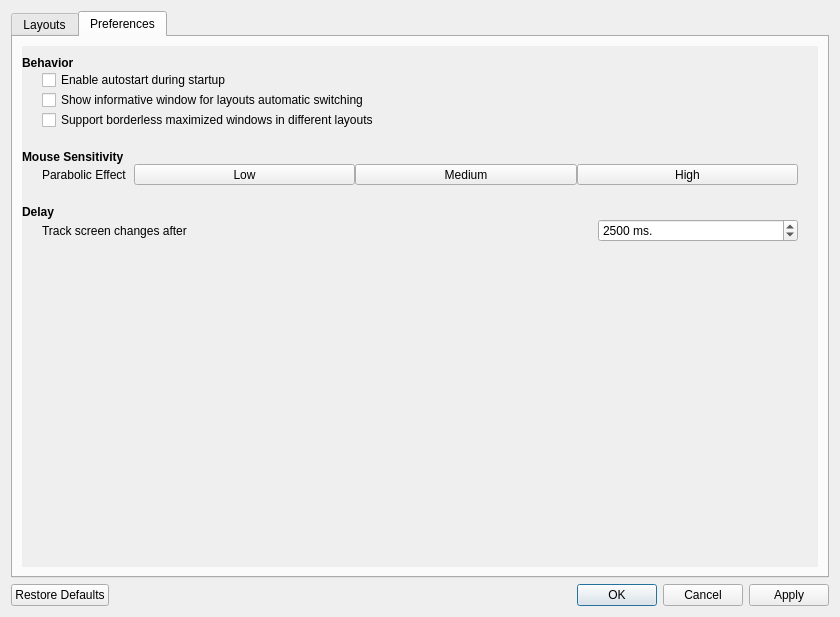
The window that app/settingsdialog.ui (KDE/latte-dock) describes before a commit, drawn with Qt 5.
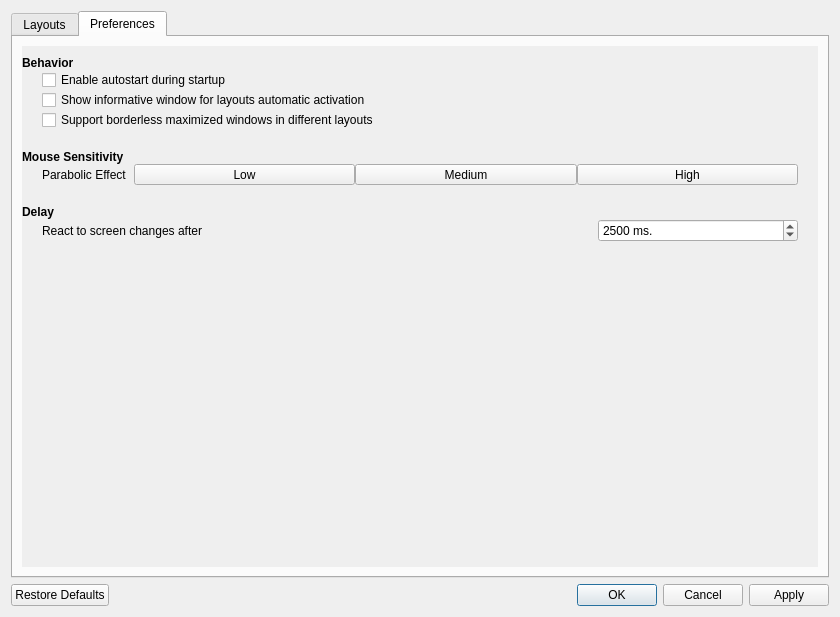
The same window after the commit. The open tabs and pages were chosen to show the change. Icons and pictures are not drawn.

```diff
--- a/app/settingsdialog.ui
+++ b/app/settingsdialog.ui
@@ -558,7 +558,7 @@
                   <string>Provide visual feedback when layouts are added automatically</string>
                  </property>
                  <property name="text">
-                  <string>Show informative window for layouts automatic switching</string>
+                  <string>Show informative window for layouts automatic activation</string>
                  </property>
                 </widget>
                </item>
@@ -803,7 +803,7 @@
 This tracker is used in order to not lose any screen related update.</string>
                  </property>
                  <property name="text">
-                  <string>Track screen changes after</string>
+                  <string>React to screen changes after</string>
                  </property>
                 </widget>
                </item>
```
Left out of the diff: 4 changed lines with no effect on the pictures.
